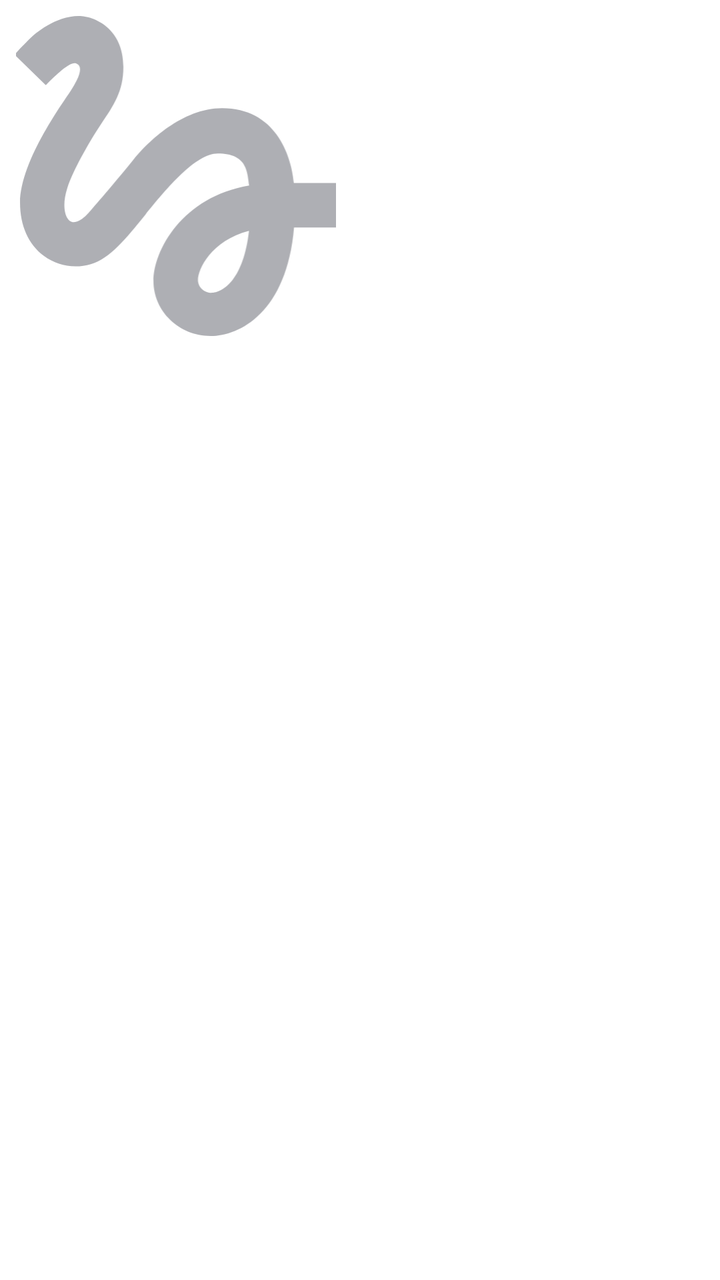
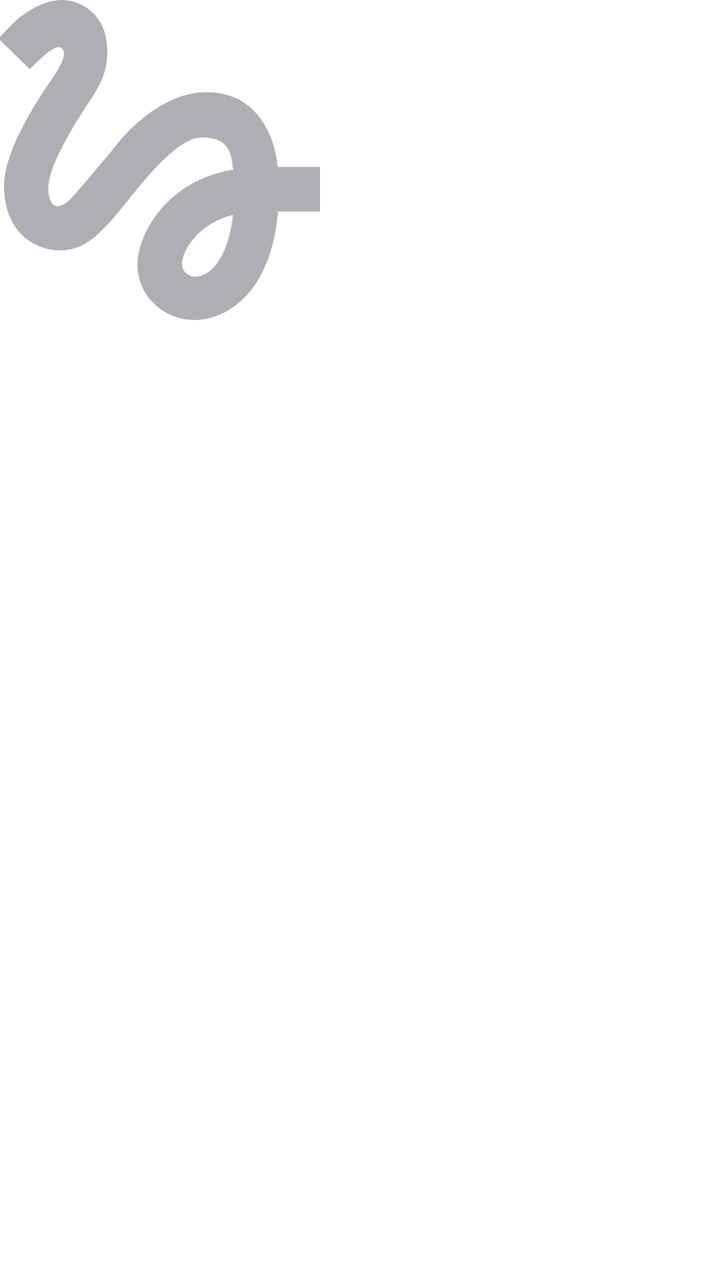

Two renders of the same Android screen: before a commit and after it. Below are the layout's source before the change and the commit's diff.
<!-- AndroidManifest.xml: application theme Theme.MyApp -->
<!-- res/layout/item_playlist.xml -->
<?xml version="1.0" encoding="utf-8"?>
<LinearLayout xmlns:android="http://schemas.android.com/apk/res/android"
    android:layout_width="match_parent"
    android:layout_height="wrap_content"
    android:orientation="vertical"
    android:layout_marginStart="16dp"
    android:padding="8dp">

    <FrameLayout
        android:layout_width="match_parent"
        android:layout_height="0dp"
        android:layout_weight="1"
        android:layout_marginBottom="4dp">

        <ImageView
            android:id="@+id/coverImage"
            android:layout_width="160dp"
            android:layout_height="160dp"
            android:scaleType="centerCrop"
            android:src="@drawable/ic_image_placeholder_playlist" />

    </FrameLayout>

    <TextView
        android:id="@+id/playlistName"
        android:layout_width="match_parent"
        android:layout_height="wrap_content"
        android:layout_marginTop="4dp"
        android:textSize="12sp"
        android:textColor="?attr/colorOnSurface"
        android:fontFamily="@font/ys_regular"
        android:maxLines="1"
        android:ellipsize="end" />

    <TextView
        android:id="@+id/tracksCount"
        android:layout_width="match_parent"
        android:layout_height="wrap_content"
        android:textSize="12sp"
        android:textColor="?attr/colorOnSurface"
        android:fontFamily="@font/ys_regular"
        android:maxLines="1"
        android:ellipsize="end" />

</LinearLayout>
<!-- resources referenced by this layout -->
<resources>
  <!-- drawable ic_image_placeholder_playlist (drawable) -->
  <vector xmlns:android="http://schemas.android.com/apk/res/android"
      android:width="104dp"
      android:height="103dp"
      android:viewportWidth="104"
      android:viewportHeight="103">
    <path
        android:pathData="M10.02,22.28C14.03,18.22 18.04,14.55 19.82,15.3C22.68,16.44 19.82,21.2 18.1,24C16.67,26.41 1.72,46.29 1.72,60.15C1.72,67.48 4.47,73.56 9.39,77.22C13.69,80.43 19.36,81.4 24.51,79.86C30.64,78.08 35.68,71.84 42.04,63.99C48.96,55.45 58.24,44.28 65.4,44.28C74.74,44.28 74.85,50.07 75.48,54.54C53.83,58.2 44.67,75.56 44.67,85.3C44.67,95.04 52.92,103 63.05,103C72.39,103 87.62,95.38 89.91,68.06H104V53.73H89.85C89,44.28 83.61,29.67 66.78,29.67C53.89,29.67 42.84,40.62 38.48,45.94C35.16,50.13 26.69,60.15 25.37,61.53C23.94,63.24 21.48,66.34 19.01,66.34C16.44,66.34 14.89,61.58 16.95,55.34C18.96,49.09 24.97,38.95 27.55,35.17C32.01,28.64 34.99,24.17 34.99,16.38C34.99,3.95 25.6,0 20.62,0C13.06,0 6.47,5.73 5.04,7.16C2.98,9.22 1.26,10.94 0,12.49L10.02,22.28ZM63.22,89.08C61.45,89.08 58.99,87.59 58.99,84.95C58.99,81.52 63.17,72.35 75.42,69.14C73.7,84.55 67.23,89.08 63.22,89.08Z"
        android:fillColor="#AEAFB4"/>
  </vector>
  <style name="Theme.MyApp" parent="Theme.MaterialComponents.DayNight.NoActionBar">
          <item name="colorPrimary">@color/white</item>
          <item name="colorOnPrimary">@color/black</item>
          <item name="colorSurface">@color/main_background</item>
          <item name="colorSurfaceVariant">@color/white</item>
          <item name="colorSecondary">@color/gray</item>
          <item name="colorPrimaryVariant">@color/gray</item>
          <item name="colorOnSecondaryFixed">@color/gray</item>
          <item name="colorSecondaryVariant">@color/gray</item>
          <item name="android:textColor">@color/black</item>
          <item name="materialButtonStyle">@style/MainScreenButton</item>
      </style>
  <color name="white">#FFFFFFFF</color>
  <color name="black">#FF000000</color>
  <color name="main_background">#3772E7</color>
  <color name="gray">#AEAFB4</color>
  <style name="MainScreenButton" parent="Widget.MaterialComponents.Button.UnelevatedButton">
          <item name="android:layout_width">match_parent</item>
          <item name="android:layout_height">0dp</item>
          <item name="android:backgroundTint">@android:color/white</item>
          <item name="android:textColor">@color/black</item>
          <item name="android:fontFamily">@font/ys_medium_500</item>&gt;
          <item name="android:textSize">22sp</item>
          <item name="iconTint">@color/black</item>
          <item name="iconPadding">12dp</item>
          <item name="iconGravity">textStart</item>
          <item name="cornerRadius">16dp</item>
          <item name="android:textAllCaps">false</item>
      </style>
</resources>

<!-- the commit's change to res/layout/item_playlist.xml (unified diff, before → after) -->
@@ -3,14 +3,14 @@
     android:layout_width="match_parent"
     android:layout_height="wrap_content"
     android:orientation="vertical"
-    android:layout_marginStart="16dp"
-    android:padding="8dp">
+    android:layout_marginStart="4dp"
+    android:layout_marginEnd="4dp"
+    android:layout_marginBottom="16dp">
 
     <FrameLayout
         android:layout_width="match_parent"
         android:layout_height="0dp"
-        android:layout_weight="1"
-        android:layout_marginBottom="4dp">
+        android:layout_weight="1">
 
         <ImageView
             android:id="@+id/coverImage"
